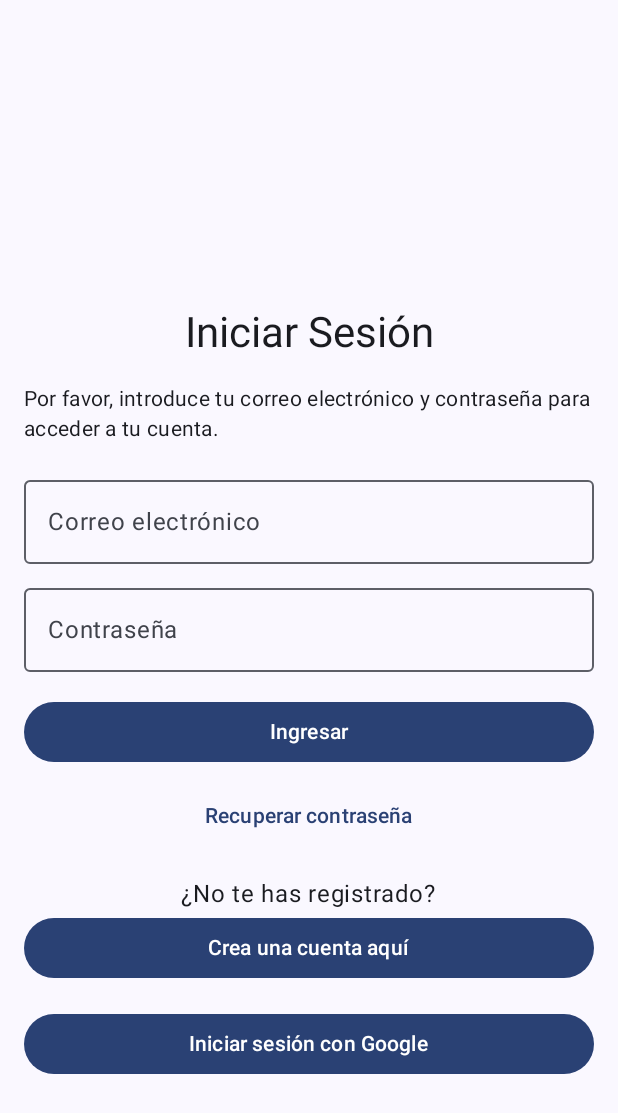
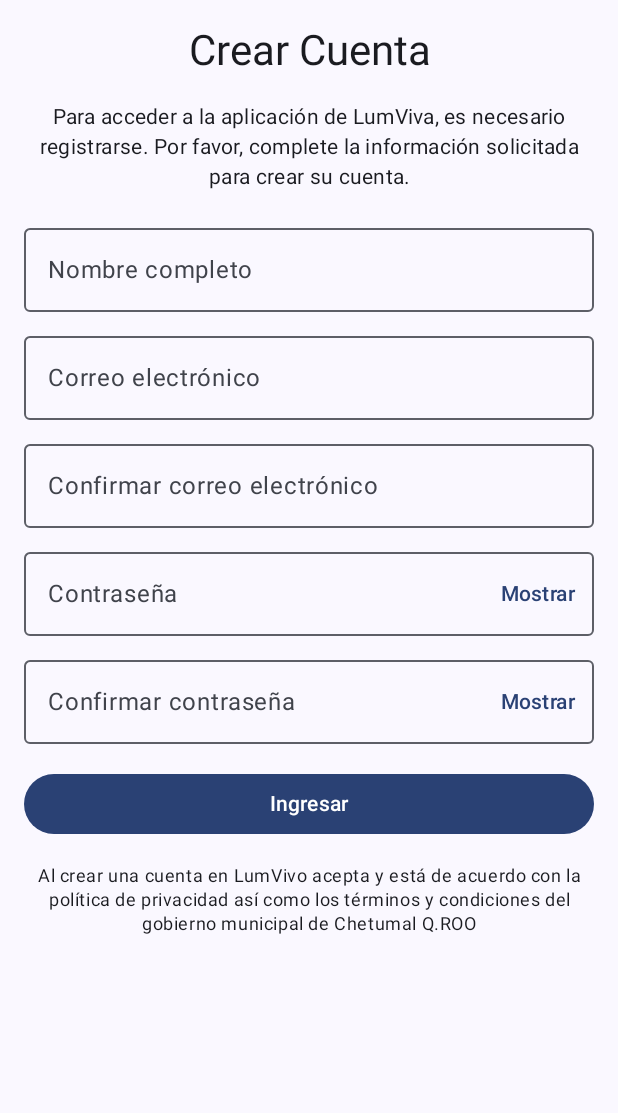
Before and after one commit to xXValiSamaXx/LumVida, an Android app built with Jetpack Compose: the LoginScreen screen opened through its navigation route, after a tap on "Crea una cuenta aquí", on a phone screen of 412 x 824 dp. Shown: the top 1113 px of the screen. Run offline under Robolectric (Android 15) with nearby library versions, the light colour scheme and no system bars; our stand-ins replace Firebase (no records; nobody signed in at launch, a user with empty details on screens opened directly); 3 statements that could not run were skipped.

Commit message:
Se ha agregado la funcionalidad de iniciar la sección con cuentas de google

```diff
--- a/app/src/main/AndroidManifest.xml
+++ b/app/src/main/AndroidManifest.xml
@@ -1,6 +1,7 @@
 <?xml version="1.0" encoding="utf-8"?>
 <manifest xmlns:android="http://schemas.android.com/apk/res/android"
     xmlns:tools="http://schemas.android.com/tools">
+    <uses-permission android:name="android.permission.INTERNET" />
 
     <application
         android:allowBackup="true"
--- a/app/src/main/java/com/example/lumviva/MainActivity.kt
+++ b/app/src/main/java/com/example/lumviva/MainActivity.kt
@@ -16,12 +16,15 @@
 import com.example.lumviva.ui.Inicio.ui.InicioScreen
 import com.example.lumviva.ui.RecuperarContraseña.ui.RecuperarContraseñaScreen
 import com.example.lumviva.ui.Reportes.ui.ReportesScreen
+import com.example.lumviva.ui.crearcuenta.ui.CrearCuentaScreen
 import com.example.lumviva.ui.login.ui.LoginScreen
 import com.example.lumviva.ui.theme.LumVivaTheme
+import com.google.firebase.FirebaseApp
 
 class MainActivity : ComponentActivity() {
     override fun onCreate(savedInstanceState: Bundle?) {
         super.onCreate(savedInstanceState)
+        FirebaseApp.initializeApp(this)
         enableEdgeToEdge()
         setContent {
             LumVivaTheme {
@@ -30,6 +33,7 @@
                     color = MaterialTheme.colorScheme.background
                 ) {
                     LumVivaApp()
+
                 }
             }
         }
@@ -50,5 +54,6 @@
         }
         composable("login") { LoginScreen(navController) }
         composable("recuperar_contrasena") { RecuperarContraseñaScreen(navController) }
+        composable("crear_cuenta") { CrearCuentaScreen(navController) }
     }
 }
--- /dev/null
+++ b/app/src/main/java/com/example/lumviva/ui/CrearCuenta/ui/CrearCuentaScreen.kt
@@ -0,0 +1,133 @@
+package com.example.lumviva.ui.crearcuenta.ui
+
+import androidx.compose.foundation.layout.*
+import androidx.compose.foundation.text.KeyboardOptions
+import androidx.compose.material3.*
+import androidx.compose.runtime.*
+import androidx.compose.ui.Alignment
+import androidx.compose.ui.Modifier
+import androidx.compose.ui.text.input.KeyboardType
+import androidx.compose.ui.text.input.PasswordVisualTransformation
+import androidx.compose.ui.text.input.VisualTransformation
+import androidx.compose.ui.text.style.TextAlign
+import androidx.compose.ui.unit.dp
+import androidx.lifecycle.viewmodel.compose.viewModel
+import androidx.navigation.NavController
+
+@Composable
+fun CrearCuentaScreen(
+    navController: NavController,
+    viewModel: CrearCuentaViewModel = viewModel()
+) {
+    var nombreCompleto by remember { mutableStateOf("") }
+    var email by remember { mutableStateOf("") }
+    var confirmarEmail by remember { mutableStateOf("") }
+    var password by remember { mutableStateOf("") }
+    var confirmarPassword by remember { mutableStateOf("") }
+    var mostrarPassword by remember { mutableStateOf(false) }
+    var mostrarConfirmarPassword by remember { mutableStateOf(false) }
+
+    Surface(
+        modifier = Modifier.fillMaxSize(),
+        color = MaterialTheme.colorScheme.background
+    ) {
+        Column(
+            modifier = Modifier
+                .fillMaxSize()
+                .padding(16.dp),
+            horizontalAlignment = Alignment.CenterHorizontally
+        ) {
+            Text(
+                "Crear Cuenta",
+                style = MaterialTheme.typography.headlineMedium,
+                textAlign = TextAlign.Center,
+                modifier = Modifier.padding(bottom = 16.dp)
+            )
+
+            Text(
+                "Para acceder a la aplicación de LumViva, es necesario registrarse. Por favor, complete la información solicitada para crear su cuenta.",
+                style = MaterialTheme.typography.bodyMedium,
+                textAlign = TextAlign.Center,
+                modifier = Modifier.padding(bottom = 16.dp)
+            )
+
+            OutlinedTextField(
+                value = nombreCompleto,
+                onValueChange = { nombreCompleto = it },
+                label = { Text("Nombre completo") },
+                modifier = Modifier.fillMaxWidth()
+            )
+
+            Spacer(modifier = Modifier.height(8.dp))
+
+            OutlinedTextField(
+                value = email,
+                onValueChange = { email = it },
+                label = { Text("Correo electrónico") },
+                keyboardOptions = KeyboardOptions(keyboardType = KeyboardType.Email),
+                modifier = Modifier.fillMaxWidth()
+            )
+
+            Spacer(modifier = Modifier.height(8.dp))
+
+            OutlinedTextField(
+                value = confirmarEmail,
+                onValueChange = { confirmarEmail = it },
+                label = { Text("Confirmar correo electrónico") },
+                keyboardOptions = KeyboardOptions(keyboardType = KeyboardType.Email),
+                modifier = Modifier.fillMaxWidth()
+            )
+
+            Spacer(modifier = Modifier.height(8.dp))
+
+            OutlinedTextField(
+                value = password,
+                onValueChange = { password = it },
+                label = { Text("Contraseña") },
+                visualTransformation = if (mostrarPassword) VisualTransformation.None else PasswordVisualTransformation(),
+                keyboardOptions = KeyboardOptions(keyboardType = KeyboardType.Password),
+                trailingIcon = {
+                    TextButton(onClick = { mostrarPassword = !mostrarPassword }) {
+                        Text(if (mostrarPassword) "Ocultar" else "Mostrar")
+                    }
+                },
+                modifier = Modifier.fillMaxWidth()
+            )
+
+            Spacer(modifier = Modifier.height(8.dp))
+
+            OutlinedTextField(
+                value = confirmarPassword,
+                onValueChange = { confirmarPassword = it },
+                label = { Text("Confirmar contraseña") },
+                visualTransformation = if (mostrarConfirmarPassword) VisualTransformation.None else PasswordVisualTransformation(),
+                keyboardOptions = KeyboardOptions(keyboardType = KeyboardType.Password),
+                trailingIcon = {
+                    TextButton(onClick = { mostrarConfirmarPassword = !mostrarConfirmarPassword }) {
+                        Text(if (mostrarConfirmarPassword) "Ocultar" else "Mostrar")
+                    }
+                },
+                modifier = Modifier.fillMaxWidth()
+            )
+
+            Spacer(modifier = Modifier.height(16.dp))
+
+            Button(
+                onClick = {
+                    viewModel.crearCuenta(nombreCompleto, email, password)
+                },
+                modifier = Modifier.fillMaxWidth()
+            ) {
+                Text("Ingresar")
+            }
+
+            Spacer(modifier = Modifier.height(16.dp))
+
+            Text(
+                "Al crear una cuenta en LumVivo acepta y está de acuerdo con la política de privacidad así como los términos y condiciones del gobierno municipal de Chetumal Q.ROO",
+                style = MaterialTheme.typography.bodySmall,
+                textAlign = TextAlign.Center
+            )
+        }
+    }
+}
--- /dev/null
+++ b/app/src/main/java/com/example/lumviva/ui/CrearCuenta/ui/CrearCuentaViewModel.kt
@@ -0,0 +1,23 @@
+package com.example.lumviva.ui.crearcuenta.ui
+
+import androidx.lifecycle.ViewModel
+import kotlinx.coroutines.flow.MutableStateFlow
+import kotlinx.coroutines.flow.StateFlow
+
+class CrearCuentaViewModel : ViewModel() {
+    private val _state = MutableStateFlow<CrearCuentaState>(CrearCuentaState.Initial)
+    val state: StateFlow<CrearCuentaState> = _state
+
+    fun crearCuenta(nombreCompleto: String, email: String, password: String) {
+        // Aquí iría la lógica para crear la cuenta
+        // Por ahora, solo actualizamos el estado
+        _state.value = CrearCuentaState.Success
+    }
+}
+
+sealed class CrearCuentaState {
+    object Initial : CrearCuentaState()
+    object Loading : CrearCuentaState()
+    object Success : CrearCuentaState()
+    data class Error(val message: String) : CrearCuentaState()
+}
--- a/app/src/main/java/com/example/lumviva/ui/login/ui/LoginScreen.kt
+++ b/app/src/main/java/com/example/lumviva/ui/login/ui/LoginScreen.kt
@@ -1,21 +1,54 @@
 package com.example.lumviva.ui.login.ui
 
+import android.app.Activity
+import androidx.activity.compose.rememberLauncherForActivityResult
+import androidx.activity.result.contract.ActivityResultContracts
 import androidx.compose.foundation.layout.*
 import androidx.compose.foundation.text.KeyboardOptions
 import androidx.compose.material3.*
 import androidx.compose.runtime.*
 import androidx.compose.ui.Alignment
 import androidx.compose.ui.Modifier
+import androidx.compose.ui.platform.LocalContext
 import androidx.compose.ui.text.input.KeyboardType
 import androidx.compose.ui.text.input.PasswordVisualTransformation
 import androidx.compose.ui.unit.dp
 import androidx.lifecycle.viewmodel.compose.viewModel
 import androidx.navigation.NavController
+import com.google.android.gms.auth.api.signin.GoogleSignIn
+import com.google.android.gms.common.api.ApiException
 
 @Composable
 fun LoginScreen(navController: NavController, loginViewModel: LoginViewModel = viewModel()) {
     var email by remember { mutableStateOf("") }
     var password by remember { mutableStateOf("") }
+    val loginState by loginViewModel.loginState.collectAsState()
+    val context = LocalContext.current
+
+    val launcher = rememberLauncherForActivityResult(
+        contract = ActivityResultContracts.StartActivityForResult()
+    ) { result ->
+        if (result.resultCode == Activity.RESULT_OK) {
+            val task = GoogleSignIn.getSignedInAccountFromIntent(result.data)
+            try {
+                val account = task.getResult(ApiException::class.java)
+                account?.idToken?.let { loginViewModel.handleGoogleSignInResult(it) }
+            } catch (e: ApiException) {
+                // Manejar error
+            }
+        }
+    }
+
+    LaunchedEffect(loginState) {
+        when (loginState) {
+            is LoginState.Success -> navController.navigate("main_screen")
+            is LoginState.GoogleSignIn -> launcher.launch((loginState as LoginState.GoogleSignIn).intent)
+            is LoginState.Error -> {
+                // Mostrar mensaje de error
+            }
+            else -> {}
+        }
+    }
 
     Surface(
         modifier = Modifier.fillMaxSize(),
@@ -28,21 +61,6 @@
             horizontalAlignment = Alignment.CenterHorizontally,
             verticalArrangement = Arrangement.Center
         ) {
-            // Espacio para el logo
-            Box(modifier = Modifier.size(100.dp))
-
-            Text(
-                "Iniciar Sesión",
-                style = MaterialTheme.typography.headlineMedium,
-                modifier = Modifier.padding(bottom = 16.dp)
-            )
-
-            Text(
-                "Por favor, introduce tu correo electrónico y contraseña para acceder a tu cuenta.",
-                style = MaterialTheme.typography.bodyMedium,
-                modifier = Modifier.padding(bottom = 16.dp)
-            )
-
             OutlinedTextField(
                 value = email,
                 onValueChange = { email = it },
@@ -53,7 +71,7 @@
 
             Spacer(modifier = Modifier.height(8.dp))
 
-             OutlinedTextField(
+            OutlinedTextField(
                 value = password,
                 onValueChange = { password = it },
                 label = { Text("Contraseña") },
@@ -68,14 +86,21 @@
                 onClick = { loginViewModel.login(email, password) },
                 modifier = Modifier.fillMaxWidth()
             ) {
-                Text("Ingresar")
+                Text("Iniciar sesión")
             }
 
             Spacer(modifier = Modifier.height(8.dp))
 
-            TextButton(
-                onClick = { navController.navigate("recuperar_contrasena") }
+            Button(
+                onClick = { loginViewModel.loginWithGoogle() },
+                modifier = Modifier.fillMaxWidth()
             ) {
+                Text("Iniciar sesión con Google")
+            }
+
+            Spacer(modifier = Modifier.height(8.dp))
+
+            TextButton(onClick = { navController.navigate("recuperar_contrasena") }) {
                 Text("Recuperar contraseña")
             }
 
@@ -84,20 +109,11 @@
             Text("¿No te has registrado?")
 
             Button(
-                onClick = { /* Navegar a la pantalla de registro */ },
+                onClick = { navController.navigate("crear_cuenta") },
                 modifier = Modifier.fillMaxWidth()
             ) {
                 Text("Crea una cuenta aquí")
             }
-
-            Spacer(modifier = Modifier.height(16.dp))
-
-            Button(
-                onClick = { loginViewModel.loginWithGoogle() },
-                modifier = Modifier.fillMaxWidth()
-            ) {
-                Text("Iniciar sesión con Google")
-            }
         }
     }
 }
--- a/app/src/main/res/values/strings.xml
+++ b/app/src/main/res/values/strings.xml
@@ -1,3 +1,4 @@
 <resources>
     <string name="app_name">LumViva</string>
+    <string name="default_web_client_id" />
 </resources>
```
Also changed, not shown: app/build.gradle.kts (+17 -1 lines), app/src/main/java/com/example/lumviva/ui/login/ui/LoginViewModel.kt (+54 -6 lines), build.gradle.kts (+7 -0 lines), gradle/libs.versions.toml (+8 -0 lines), 1 other file.
